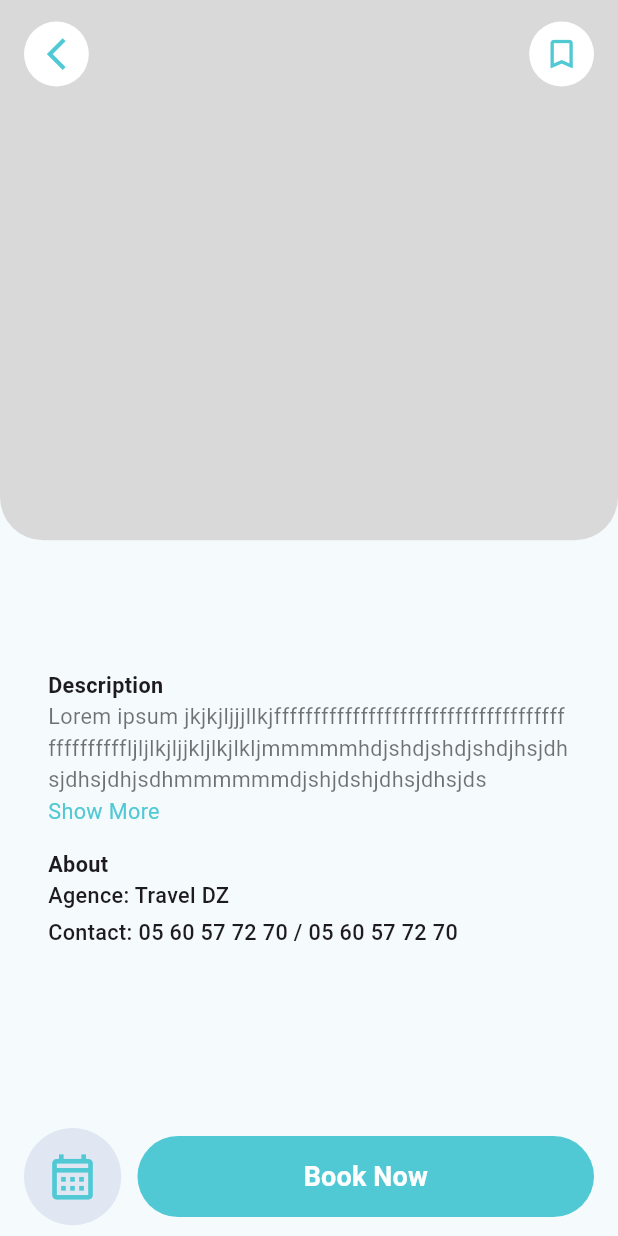
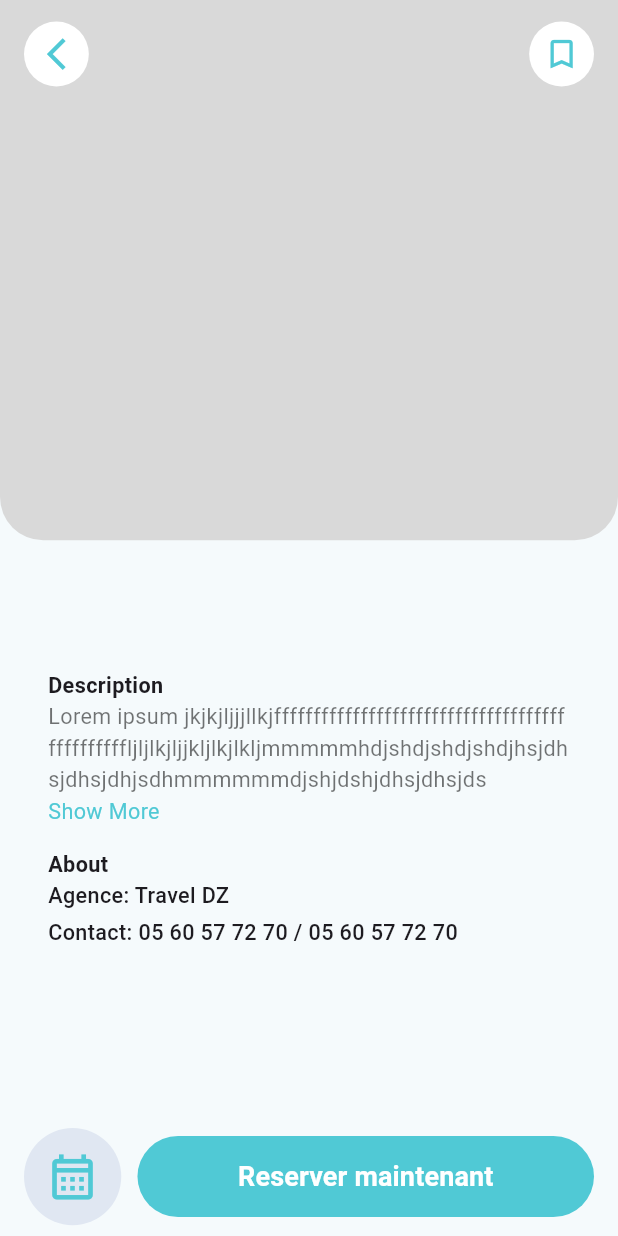
Before and after one commit to Abdallah867/travel_app, a Flutter app: the TripDetailsView screen opened directly with empty values, on a phone screen of 412 x 824 dp. Run offline on Flutter 3.47's test engine with Material 3 defaults, Android fonts, the phone set to English and light mode, and no system bars; our stand-ins replace appwrite, bloc, dartz, flutter_bloc, flutter_screenutil, get_it and 3 more; accounts and stored records are empty.

Commit message:
Add new app strings for description, about, and book now

```diff
--- a/lib/core/utils/app_strings.dart
+++ b/lib/core/utils/app_strings.dart
@@ -4,4 +4,7 @@ class AppStrings {
   static const String register = 'REGISTER';
   static const String success = 'Success';
   static const String error = 'Error';
+  static const String description = 'Description';
+  static const String about = 'About';
+  static const String bookNow = 'Reserver maintenant';
 }
--- a/lib/features/trip_details/presentation/views/booking_and_trip_plan_button.dart
+++ b/lib/features/trip_details/presentation/views/booking_and_trip_plan_button.dart
@@ -4,6 +4,8 @@ import 'package:travel_app/core/utils/app_colors.dart';
 import 'package:travel_app/core/widgets/custom_button.dart';
 import 'package:travel_app/core/widgets/horizontal_space.dart';
 import 'package:travel_app/features/trip_details/presentation/views/widgets/custom_circular_icon.dart';
+
+import '../../../../core/utils/app_strings.dart';
 
 class BookingAndTripPlanButton extends StatelessWidget {
   const BookingAndTripPlanButton({
@@ -25,7 +27,7 @@ class BookingAndTripPlanButton extends StatelessWidget {
           const HorizontalSpace(size: 12),
           Expanded(
             child: CustomButton(
-              text: 'Book Now',
+              text: AppStrings.bookNow,
               onPressed: () {},
             ),
           ),
--- a/lib/features/trip_details/presentation/views/widgets/trip_informations_widget.dart
+++ b/lib/features/trip_details/presentation/views/widgets/trip_informations_widget.dart
@@ -1,4 +1,5 @@
 import 'package:flutter/material.dart';
+import 'package:travel_app/core/utils/app_strings.dart';
 import 'package:travel_app/core/widgets/vertical_widget.dart';
 import 'agency_name_widget.dart';
 import 'contact_agency_widget.dart';
@@ -17,10 +18,10 @@ class TripInformationsWidget extends StatelessWidget {
       child: Column(
         mainAxisAlignment: MainAxisAlignment.start,
         children: [
-          DetailsTitleSection(title: 'Description'),
+          DetailsTitleSection(title: AppStrings.description),
           ExpandableText(),
           VerticalSpace(size: 16),
-          DetailsTitleSection(title: 'About'),
+          DetailsTitleSection(title: AppStrings.about),
           AgencyNameWidget(),
           VerticalSpace(size: 4),
           ContactAgencyWidget(),
```
